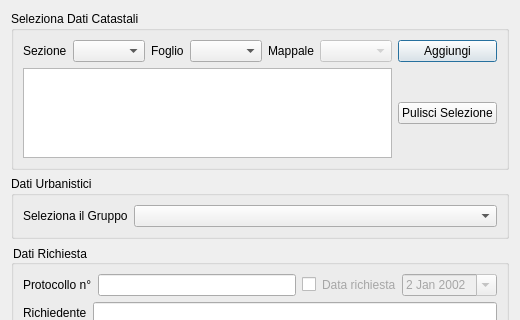
Old version of the form cdu_creator_dialog_base.ui in the repository gtergeomatica/PLUGIN_CDU_CREATOR; both pictures show x 0 to 520 and y 0 to 320 of the 520 by 744 pixel window.
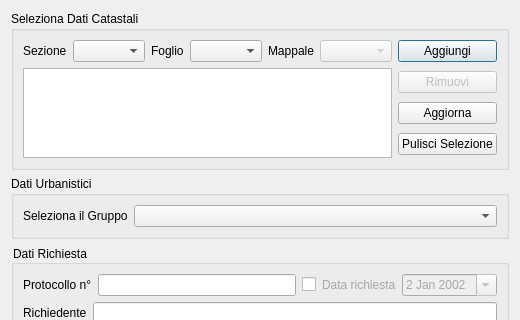
New version of the form.

Commit message: added buttons to manage selection

Diff of the .ui file:
```diff
--- a/cdu_creator_dialog_base.ui
+++ b/cdu_creator_dialog_base.ui
@@ -6,7 +6,7 @@
    <rect>
     <x>0</x>
     <y>0</y>
-    <width>476</width>
+    <width>478</width>
     <height>744</height>
    </rect>
   </property>
@@ -15,7 +15,7 @@
   </property>
   <layout class="QHBoxLayout" name="horizontalLayout_19">
    <item>
-    <layout class="QVBoxLayout" name="verticalLayout_3">
+    <layout class="QVBoxLayout" name="verticalLayout_4">
      <item>
       <widget class="QGroupBox" name="groupBox">
        <property name="title">
@@ -96,9 +96,37 @@
            <widget class="QTextBrowser" name="textParticelle"/>
           </item>
           <item row="1" column="1">
-           <widget class="QPushButton" name="clearSelButton">
-            <property name="text">
-             <string>Pulisci Selezione</string>
+           <layout class="QVBoxLayout" name="verticalLayout_3">
+            <item>
+             <widget class="QPushButton" name="removeButton">
+              <property name="enabled">
+               <bool>false</bool>
+              </property>
+              <property name="text">
+               <string>Rimuovi</string>
+              </property>
+             </widget>
+            </item>
+            <item>
+             <widget class="QPushButton" name="reloadButton">
+              <property name="text">
+               <string>Aggiorna</string>
+              </property>
+             </widget>
+            </item>
+            <item>
+             <widget class="QPushButton" name="clearSelButton">
+              <property name="text">
+               <string>Pulisci Selezione</string>
+              </property>
+             </widget>
+            </item>
+           </layout>
+          </item>
+          <item row="1" column="0">
+           <widget class="QTextEdit" name="textParticelle">
+            <property name="readOnly">
+             <bool>true</bool>
             </property>
            </widget>
           </item>
```
Left out of the diff: 3 changed lines with no effect on the pictures. The commit also changes 1 other file.
